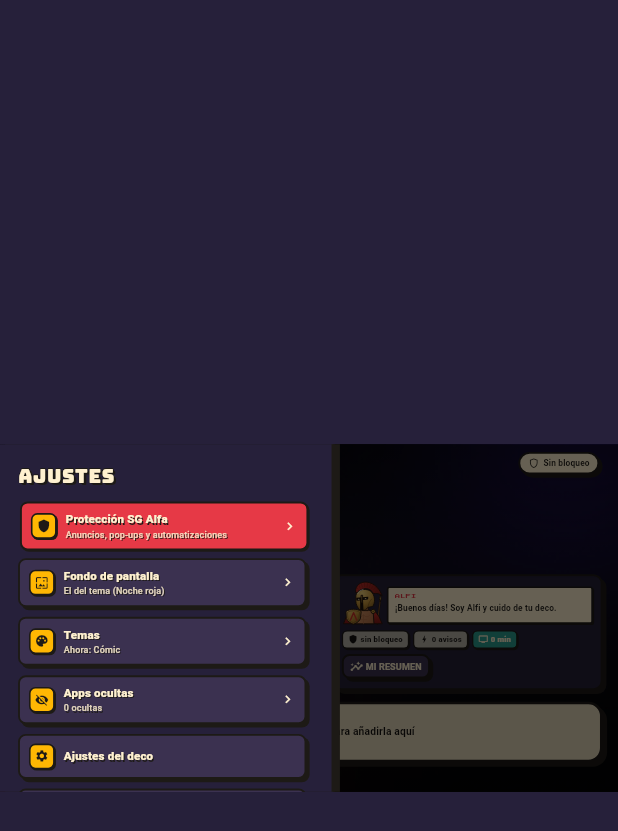
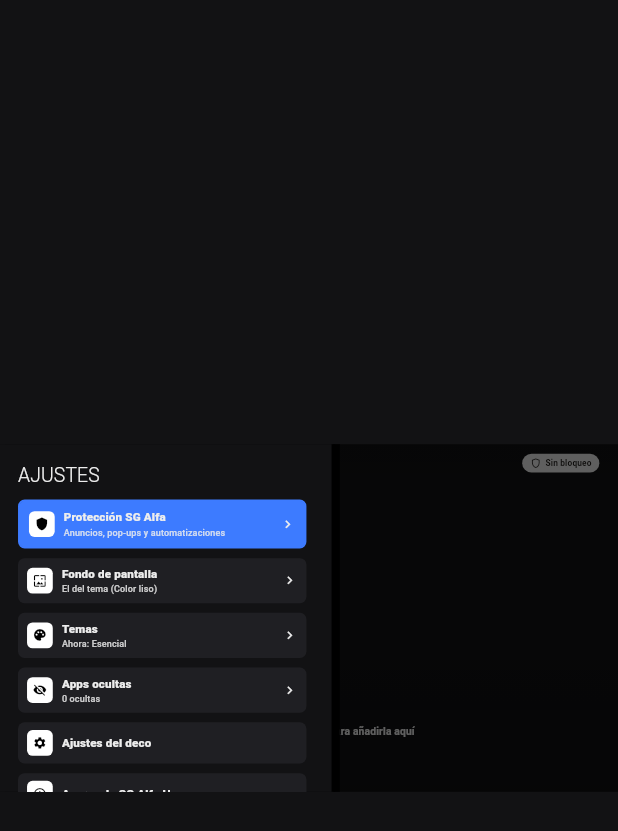
Before and after one commit to SantiagoGarces96/sg-alfa-tv, a Flutter app: the screen it shows after launch, after a tap on the "settings" icon, on a phone screen of 412 x 824 dp. Shown: the top 831 px of the screen. Run offline on Flutter 3.47's test engine with Material 3 defaults, Android fonts, the phone set to English and light mode, and no system bars; our stand-ins replace shared_preferences.

Commit message:
Temas minimalistas (Esencial, Apple TV, Android, Claro, Negro puro) muy personalizables y bloqueo estricto por patrones

```diff
--- a/lib/core/theme_model.dart
+++ b/lib/core/theme_model.dart
@@ -57,6 +57,17 @@ class SgTheme {
   final bool today;
   final bool mascot; // Alfi, la mascota 8-bit
 
+  // Estilo (temas minimalistas)
+  final String focus; // comic | escala (Apple TV) | borde (Android) | brillo
+  final bool caps; // títulos en MAYÚSCULAS
+  final double veil; // 0..1: cuánto se oscurece el fondo para leer el texto
+  final String weight; // ligera | normal | gruesa (letra Moderna)
+  final bool greeting; // «Buenas tardes» sobre la hora
+  final bool brand; // logo SG ALFA arriba a la izquierda
+  final bool hint; // nombre de la app enfocada y «OK para abrir»
+  final String spacing; // compacto | normal | amplio
+  final bool focusName; // nombre solo bajo la app enfocada (como Apple TV)
+
   const SgTheme({
     required this.id,
     required this.name,
@@ -79,7 +90,19 @@ class SgTheme {
     this.names = false,
     this.today = true,
     this.mascot = true,
+    this.focus = 'comic',
+    this.caps = true,
+    this.veil = 1,
+    this.weight = 'gruesa',
+    this.greeting = true,
+    this.brand = true,
+    this.hint = true,
+    this.spacing = 'normal',
+    this.focusName = false,
   });
+
+  /// Sin contornos ni pegatinas: estilo limpio.
+  bool get clean => focus != 'comic';
 
   SgTheme copyWith({
     String? id,
@@ -103,6 +126,15 @@ class SgTheme {
     bool? names,
     bool? today,
     bool? mascot,
+    String? focus,
+    bool? caps,
+    double? veil,
+    String? weight,
+    bool? greeting,
+    bool? brand,
+    bool? hint,
+    String? spacing,
+    bool? focusName,
   }) =>
       SgTheme(
         id: id ?? this.id,
@@ -126,6 +158,15 @@ class SgTheme {
         names: names ?? this.names,
         today: today ?? this.today,
         mascot: mascot ?? this.mascot,
+        focus: focus ?? this.focus,
+        caps: caps ?? this.caps,
+        veil: veil ?? this.veil,
+        weight: weight ?? this.weight,
+        greeting: greeting ?? this.greeting,
+        brand: brand ?? this.brand,
+        hint: hint ?? this.hint,
+        spacing: spacing ?? this.spacing,
+        focusName: focusName ?? this.focusName,
       );
 
   Map<String, dynamic> toJson() => {
@@ -149,6 +190,15 @@ class SgTheme {
         'names': names,
         'today': today,
         'mascot': mascot,
+        'focus': focus,
+        'caps': caps,
+        'veil': veil,
+        'weight': weight,
+        'greeting': greeting,
+        'brand': brand,
+        'hint': hint,
+        'spacing': spacing,
+        'focusName': focusName,
       };
 
   static SgTheme fromJson(Map<String, dynamic> j) {
@@ -177,6 +227,15 @@ class SgTheme {
       names: j['names'] == true,
       today: j['today'] != false,
       mascot: j['mascot'] != false,
+      focus: '${j['focus'] ?? base.focus}',
+      caps: j['caps'] != false,
+      veil: n('veil', base.veil),
+      weight: '${j['weight'] ?? base.weight}',
+      greeting: j['greeting'] != false,
+      brand: j['brand'] != false,
+      hint: j['hint'] != false,
+      spacing: '${j['spacing'] ?? base.spacing}',
+      focusName: j['focusName'] == true,
     );
   }
 }
@@ -251,6 +310,171 @@ class SgThemes {
     clock: 'mediano',
     tileSize: 'l',
     mascot: false,
+    focus: 'escala',
+    caps: false,
+    weight: 'normal',
+    greeting: false,
+    hint: false,
+    focusName: true,
+    spacing: 'amplio',
+    veil: 0.6,
+  );
+
+  // ---------------------------------------------- minimalistas
+
+  /// Predeterminado: sobrio, sin adornos.
+  static const esencial = SgTheme(
+    id: 'esencial',
+    name: 'Esencial',
+    ink: Color(0xFF000000),
+    night: Color(0xFF121214),
+    panel: Color(0xFF1F1F23),
+    cream: Color(0xFFEDEDED),
+    primary: Color(0xFF3D7BFF),
+    secondary: Color(0xFFFFFFFF),
+    tertiary: Color(0xFF8E8E93),
+    border: 0,
+    shadow: 0,
+    radius: 12,
+    font: SgFonts.system,
+    wallpaper: 'solido',
+    dock: 'fila',
+    clock: 'mediano',
+    today: false,
+    mascot: false,
+    focus: 'escala',
+    caps: false,
+    veil: 0.3,
+    weight: 'ligera',
+    greeting: false,
+    brand: false,
+    hint: false,
+    spacing: 'amplio',
+    focusName: true,
+  );
+
+  /// Inspirado en Apple TV: tarjetas grandes que «saltan» al enfocarlas, sombra suave, letra fina.
+  static const appleTv = SgTheme(
+    id: 'appletv',
+    name: 'Estilo Apple TV',
+    ink: Color(0xFF000000),
+    night: Color(0xFF0B0B10),
+    panel: Color(0xFF1C1C22),
+    cream: Color(0xFFFFFFFF),
+    primary: Color(0xFF2C2C3A),
+    secondary: Color(0xFFFFFFFF),
+    tertiary: Color(0xFF8E8E93),
+    border: 0,
+    shadow: 0,
+    radius: 18,
+    font: SgFonts.system,
+    wallpaper: 'tema',
+    dock: 'cristal',
+    clock: 'pequeno',
+    tileSize: 'l',
+    today: false,
+    mascot: false,
+    focus: 'escala',
+    caps: false,
+    veil: 0.4,
+    weight: 'ligera',
+    greeting: false,
+    brand: false,
+    hint: false,
+    spacing: 'amplio',
+    focusName: true,
+  );
+
+  /// Android / Google TV minimalista: gris oscuro, aro blanco al enfocar, nombres siempre visibles.
+  static const androidMin = SgTheme(
+    id: 'androidmin',
+    name: 'Android minimalista',
+    ink: Color(0xFF000000),
+    night: Color(0xFF202124),
+    panel: Color(0xFF303134),
+    cream: Color(0xFFE8EAED),
+    primary: Color(0xFF8AB4F8),
+    secondary: Color(0xFFFFFFFF),
+    tertiary: Color(0xFF81C995),
+    border: 0,
+    shadow: 0,
+    radius: 10,
+    font: SgFonts.system,
+    wallpaper: 'solido',
+    dock: 'fila',
+    clock: 'mediano',
+    names: true,
+    today: false,
+    mascot: false,
+    focus: 'borde',
+    caps: false,
+    veil: 0.2,
+    weight: 'normal',
+    greeting: false,
+    brand: false,
+    hint: false,
+  );
+
+  /// Claro: fondo blanco roto y texto oscuro.
+  static const claro = SgTheme(
+    id: 'claro',
+    name: 'Claro',
+    ink: Color(0xFF8E8E93),
+    night: Color(0xFFF2F2F7),
+    panel: Color(0xFFFFFFFF),
+    cream: Color(0xFF1C1C1E),
+    primary: Color(0xFF007AFF),
+    secondary: Color(0xFF007AFF),
+    tertiary: Color(0xFF8E8E93),
+    border: 0,
+    shadow: 0,
+    radius: 14,
+    font: SgFonts.system,
+    wallpaper: 'solido',
+    dock: 'fila',
+    clock: 'mediano',
+    today: false,
+    mascot: false,
+    focus: 'escala',
+    caps: false,
+    veil: 0,
+    weight: 'normal',
+    greeting: false,
+    brand: false,
+    hint: false,
+    spacing: 'amplio',
+    focusName: true,
+  );
+
+  /// Negro puro (ideal para pantallas OLED): nada más que las apps.
+  static const negro = SgTheme(
+    id: 'negro',
+    name: 'Negro puro',
+    ink: Color(0xFF000000),
+    night: Color(0xFF000000),
+    panel: Color(0xFF141414),
+    cream: Color(0xFFF5F5F5),
+    primary: Color(0xFF3A3A3C),
+    secondary: Color(0xFFFFFFFF),
+    tertiary: Color(0xFF636366),
+    border: 0,
+    shadow: 0,
+    radius: 8,
+    font: SgFonts.system,
+    wallpaper: 'solido',
+    dock: 'fila',
+    clock: 'pequeno',
+    today: false,
+    mascot: false,
+    focus: 'borde',
+    caps: false,
+    veil: 0,
+    weight: 'ligera',
+    greeting: false,
+    brand: false,
+    hint: false,
+    spacing: 'normal',
+    focusName: true,
   );
 
   static const pastel = SgTheme(
@@ -288,7 +512,7 @@ class SgThemes {
     mascot: true,
   );
 
-  static const presets = [retro, hacker, gamer, formal, pastel, pixel];
+  static const presets = [esencial, appleTv, androidMin, claro, negro, formal, retro, hacker, gamer, pastel, pixel];
 
   /// Tema sugerido según la hora del día.
   static SgTheme suggestedFor(DateTime t) {
@@ -318,10 +542,13 @@ class SgThemes {
     'matrix': 'Código verde',
     'pixel': 'Paisaje 8-bit',
     'tema': 'Degradado del tema',
+    'solido': 'Color liso',
   };
 
   static String? wallpaperAsset(String id) =>
-      id == 'tema' || id.startsWith('file:') || !wallpapers.containsKey(id) ? null : 'assets/wallpapers/$id.jpg';
+      id == 'tema' || id == 'solido' || id.startsWith('file:') || !wallpapers.containsKey(id)
+          ? null
+          : 'assets/wallpapers/$id.jpg';
 
   /// Paleta de colores para el editor (retro, neón, pastel y neutros).
   static const palette = [
@@ -336,8 +563,8 @@ class SgThemes {
 }
 
 class ThemeModel extends ChangeNotifier {
-  SgTheme _current = SgThemes.retro;
-  String _selectedId = SgThemes.retro.id;
+  SgTheme _current = SgThemes.esencial;
+  String _selectedId = SgThemes.esencial.id;
   List<SgTheme> _custom = [];
   bool _auto = false;
   String _dayId = SgThemes.retro.id;
@@ -369,7 +596,7 @@ class ThemeModel extends ChangeNotifier {
   String get dayId => _dayId;
   String get nightId => _nightId;
 
-  SgTheme byId(String id) => all.firstWhere((t) => t.id == id, orElse: () => SgThemes.retro);
+  SgTheme byId(String id) => all.firstWhere((t) => t.id == id, orElse: () => SgThemes.esencial);
 
   Future<void> load() async {
     final p = await SharedPreferences.getInstance();
@@ -447,7 +674,7 @@ class ThemeModel extends ChangeNotifier {
   Future<void> deleteCustom(String id) async {
     _custom.removeWhere((c) => c.id == id);
     await _persist();
-    if (_selectedId == id) await select(SgThemes.retro.id);
+    if (_selectedId == id) await select(SgThemes.esencial.id);
   }
 
   Future<void> _persist() async {
--- a/lib/ui/home_screen.dart
+++ b/lib/ui/home_screen.dart
@@ -88,15 +88,20 @@ class _HomeScreenState extends State<HomeScreen> {
             ),
           ),
           // Velo inferior para que el texto y las apps se lean sobre cualquier fondo.
-          const Positioned.fill(
+          if (theme.veil > 0)
+            Positioned.fill(
               child: IgnorePointer(
                 child: DecoratedBox(
                   decoration: BoxDecoration(
                     gradient: LinearGradient(
                       begin: Alignment.topCenter,
                       end: Alignment.bottomCenter,
-                    colors: [Color(0x55000000), Color(0x00000000), Color(0x99000000)],
-                    stops: [0, 0.35, 1],
+                      colors: [
+                        Colors.black.withValues(alpha: 0.33 * theme.veil),
+                        Colors.transparent,
+                        Colors.black.withValues(alpha: 0.6 * theme.veil),
+                      ],
+                      stops: const [0, 0.35, 1],
                     ),
                   ),
                 ),
@@ -119,7 +124,7 @@ class _HomeScreenState extends State<HomeScreen> {
                         SliverToBoxAdapter(child: SizedBox(height: heroHeight, child: const HomeHero())),
                         if (theme.dock != 'oculto') SliverToBoxAdapter(child: _dock(favorites, theme)),
                         if (others.isNotEmpty || theme.dock == 'oculto') ...[
-                          const SliverToBoxAdapter(child: SectionTitle('TODAS LAS APPS')),
+                          const SliverToBoxAdapter(child: SectionTitle('Todas las apps')),
                           SliverToBoxAdapter(
                             child: _grid(theme.dock == 'oculto' ? [...favorites, ...others] : others, theme,
                                 favorites.isEmpty || theme.dock == 'oculto')),
@@ -141,7 +146,7 @@ class _HomeScreenState extends State<HomeScreen> {
     }
   }
 
-  Widget _tile(TvApp app, {bool first = false, bool inDock = false, required bool showNames}) {
+  Widget _tile(TvApp app, {bool first = false, bool inDock = false, required bool showNames, bool nameSpace = false}) {
     final apps = context.read<AppsModel>();
     return AppTile(
       app: app,
@@ -149,6 +154,7 @@ class _HomeScreenState extends State<HomeScreen> {
       focusNode: first ? Nav.dock : null,
       onFocusScroll: inDock ? _scrollTop : null,
       showName: showNames,
+      nameSpace: nameSpace,
       onOpen: () => apps.launch(app),
       onOptions: () => showAppOptions(context, app),
     );
@@ -158,7 +164,12 @@ class _HomeScreenState extends State<HomeScreen> {
 
   static double _dockTile(SgTheme t) => switch (t.tileSize) { 's' => 112, 'l' => 150, _ => 130 };
 
+  static double _gap(SgTheme t) => switch (t.spacing) { 'compacto' => 14, 'amplio' => 30, _ => 21 };
+
   Widget _wallpaper(SgTheme t, String id, Size size) {
+    if (id == 'solido') {
+      return ColoredBox(key: ValueKey('solid-${t.id}'), color: t.night, child: SizedBox(width: size.width, height: size.height));
+    }
     if (id.startsWith('file:')) {
       final f = File(id.substring(5));
       if (f.existsSync()) {
@@ -192,6 +203,7 @@ class _HomeScreenState extends State<HomeScreen> {
       child: Container(
         height: _dockHeight - 16,
         decoration: switch (theme.dock) {
+          'fila' => null,
           'oscuro' => Retro.box(color: Retro.night.withValues(alpha: 0.85), radius: 22, border: 4, shadow: 7),
           'cristal' => Retro.box(color: Colors.white.withValues(alpha: 0.10), radius: 22, border: 2, shadow: 0,
               borderColor: Retro.cream.withValues(alpha: 0.35)),
@@ -212,7 +224,7 @@ class _HomeScreenState extends State<HomeScreen> {
                 child: Row(crossAxisAlignment: CrossAxisAlignment.center, children: [
                   for (var i = 0; i < favorites.length; i++)
                     Padding(
-                      padding: const EdgeInsets.only(right: 21),
+                      padding: EdgeInsets.only(right: _gap(theme)),
                       child: SizedBox(
                         width: _dockTile(theme),
                         height: _dockTile(theme) * 9 / 16 + 1,
@@ -231,15 +243,17 @@ class _HomeScreenState extends State<HomeScreen> {
     return Padding(
       padding: const EdgeInsets.symmetric(horizontal: 24),
       child: LayoutBuilder(builder: (context, c) {
-        const gap = 21.0;
+        final gap = _gap(theme);
         final cols = _columns(theme);
         final w = (c.maxWidth - gap * (cols - 1)) / cols;
         return Wrap(
           spacing: gap,
-          runSpacing: showNames ? 22 : gap,
+          runSpacing: showNames || theme.focusName ? gap + 4 : gap,
           children: [
             for (var i = 0; i < apps.length; i++)
-              SizedBox(width: w, child: _tile(apps[i], first: focusFirst && i == 0, showNames: showNames)),
+              SizedBox(
+                  width: w,
+                  child: _tile(apps[i], first: focusFirst && i == 0, showNames: showNames, nameSpace: true)),
           ],
         );
       }),
--- a/lib/ui/home_widgets.dart
+++ b/lib/ui/home_widgets.dart
@@ -86,11 +86,13 @@ class TopBar extends StatelessWidget {
   @override
   Widget build(BuildContext context) {
     final today = context.watch<TodayModel>();
+    final theme = context.watch<ThemeModel>().current;
     return Nav.arrows(
       down: Nav.belowTopBar,
       child: Padding(
       padding: const EdgeInsets.fromLTRB(16, 8, 24, 0),
       child: Row(children: [
+        if (theme.brand) ...[
           Container(
             width: 38,
             height: 38,
@@ -101,6 +103,8 @@ class TopBar extends StatelessWidget {
           const SizedBox(width: 10),
           Text('SG ALFA', style: Retro.title(20)),
           const SizedBox(width: 16),
+        ] else
+          const SizedBox(width: 8),
         BarIcon(icon: Icons.settings_outlined, onPressed: onSettings, focusNode: Nav.settings),
         const SizedBox(width: 6),
         const _NetworkBadge(),
@@ -214,12 +218,16 @@ class _HomeHeroState extends State<HomeHero> {
               crossAxisAlignment: CrossAxisAlignment.start,
               children: [
                 Row(mainAxisSize: MainAxisSize.min, children: [
+                  if (theme.greeting) ...[
                     RetroSticker(_greeting(_now), color: Retro.mustard, textColor: Retro.ink),
                     const SizedBox(width: 12),
-                  Text(date, style: Retro.body(18)),
+                  ],
+                  Text(date, style: Retro.body(18, color: theme.clean ? Retro.cream.withValues(alpha: 0.75) : null)),
                 ]),
                 const SizedBox(height: 10),
-                if (theme.clock != 'oculto') Text(time, style: Retro.title(theme.clock == 'mediano' ? 56 : 84)),
+                if (theme.clock != 'oculto')
+                  Text(time,
+                      style: Retro.title(switch (theme.clock) { 'mediano' => 56, 'pequeno' => 38, _ => 84 })),
                 const SizedBox(height: 14),
                 AnimatedSwitcher(
                   duration: const Duration(milliseconds: 180),
@@ -230,7 +238,7 @@ class _HomeHeroState extends State<HomeHero> {
                       child: child,
                     ),
                   ),
-                  child: focused == null
+                  child: focused == null || !theme.hint
                       ? const SizedBox(height: 46, key: ValueKey('none'))
                       : Row(key: ValueKey(focused), children: [
                           Container(
@@ -341,9 +349,11 @@ class SectionTitle extends StatelessWidget {
   Widget build(BuildContext context) => Padding(
         padding: const EdgeInsets.fromLTRB(24, 22, 24, 12),
         child: Row(children: [
+          if (!Retro.clean) ...[
             Container(width: 5, height: 22, color: Retro.red),
             const SizedBox(width: 10),
-          Text(text, style: Retro.title(18)),
+          ],
+          Text(Retro.caption(text), style: Retro.title(Retro.clean ? 20 : 18)),
         ]),
       );
 }
--- a/lib/ui/retro.dart
+++ b/lib/ui/retro.dart
@@ -31,6 +31,9 @@ class Retro {
   static double titleK = 1; // la letra pixel es más ancha: se reduce un poco
 
   static SgTheme theme = SgThemes.retro;
+  static bool clean = false; // estilo limpio: sin contornos de cómic ni pegatinas
+  static bool caps = true;
+  static FontWeight titleWeight = FontWeight.w900;
 
   static void apply(SgTheme t) {
     theme = t;
@@ -47,20 +50,32 @@ class Retro {
     display = t.font == SgFonts.system ? null : t.font;
     if (t.font == SgFonts.mono) display = 'monospace';
     titleK = t.font == SgFonts.pixel ? 0.72 : 1;
+    clean = t.clean;
+    caps = t.caps;
+    titleWeight = switch (t.weight) { 'ligera' => FontWeight.w300, 'normal' => FontWeight.w500, _ => FontWeight.w900 };
+  }
+
+  /// Texto de etiqueta según el tema: «TODAS LAS APPS» o «Todas las apps».
+  static String caption(String s) {
+    if (caps) return s.toUpperCase();
+    final l = s.toLowerCase();
+    return l.isEmpty ? l : l[0].toUpperCase() + l.substring(1);
   }
 
   /// Color de texto legible sobre un fondo dado.
-  static Color on(Color bg) => bg.computeLuminance() > 0.4 ? const Color(0xFF15120F) : cream;
+  static Color on(Color bg) => bg.computeLuminance() > 0.4
+      ? const Color(0xFF15120F)
+      : (cream.computeLuminance() > 0.4 ? cream : Colors.white);
 
   /// Texto de título: tipografía del tema con «borde» de tinta.
   static TextStyle title(double size, {Color? color}) => TextStyle(
         fontFamily: display,
-        fontWeight: display == null ? FontWeight.w900 : FontWeight.w400,
+        fontWeight: display == null ? titleWeight : FontWeight.w400,
         fontSize: size * titleK,
         color: color ?? cream,
         height: 1.0,
-        letterSpacing: display == SgFonts.pixel ? 0 : 1,
-        shadows: _inkOutline(size >= 40 ? 3 : 2),
+        letterSpacing: clean ? 0.2 : (display == SgFonts.pixel ? 0 : 1),
+        shadows: clean ? const [] : _inkOutline(size >= 40 ? 3 : 2),
       );
 
   /// Texto normal legible, con sombra dura para leerse sobre cualquier fondo.
@@ -186,6 +201,10 @@ class RetroSticker extends StatelessWidget {
 
   @override
   Widget build(BuildContext context) {
+    if (Retro.clean) {
+      return Text(Retro.caption(text),
+          style: Retro.body(15, color: Retro.cream.withValues(alpha: 0.7), weight: FontWeight.w600));
+    }
     final bg = color ?? Retro.red;
     return Container(
       padding: const EdgeInsets.symmetric(horizontal: 10, vertical: 4),
--- a/pubspec.yaml
+++ b/pubspec.yaml
@@ -2,7 +2,7 @@ name: sg_alfa_home
 description: "SG Alfa Home: pantalla de inicio retro para Android TV con bloqueo de anuncios y automatizaciones."
 publish_to: 'none'
 
-version: 2.3.8+5014
+version: 2.3.8+5015
 
 environment:
   sdk: ^3.11.0
```
Also changed, not shown: lib/ui/app_tile.dart (+48 -13 lines), lib/ui/settings_panel.dart (+32 -4 lines), 1 other file. Lines whose indentation alone changed are shown as unchanged.
